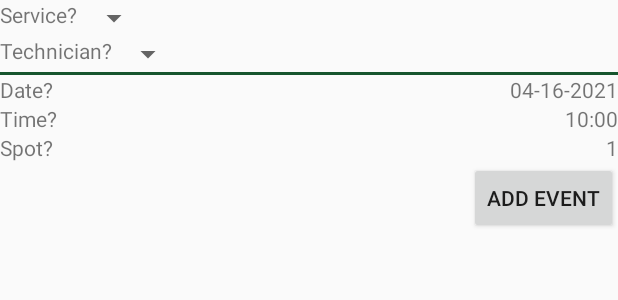
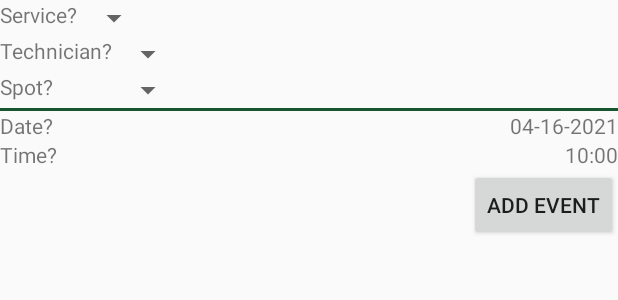
Before and after one commit to McGill-ECSE321-Winter2021/project-group-04, an Android app: the layout content_main.xml on its own in the app's theme, with its tools: preview values and no code run, on a phone screen of 412 x 824 dp. Shown: the top 300 px of the screen. Run offline under Robolectric (Android 15) with nearby library versions, the phone set to English and light mode, and no system bars.

Commit message:
got the spinner for spot

```diff
--- a/Project-Group-04-Android/app/src/main/AndroidManifest.xml
+++ b/Project-Group-04-Android/app/src/main/AndroidManifest.xml
@@ -10,7 +10,7 @@
         android:supportsRtl="true"
         android:theme="@style/AppTheme">
         <activity
-            android:name=".EmergencyService"
+            android:name=".MainActivity"
             android:label="@string/app_name"
             android:theme="@style/AppTheme.NoActionBar">
             <intent-filter>
--- a/Project-Group-04-Android/app/src/main/res/layout/content_main.xml
+++ b/Project-Group-04-Android/app/src/main/res/layout/content_main.xml
@@ -70,6 +70,26 @@
                         android:layout_margin="0dp"/>
 
                 </LinearLayout>
+                <LinearLayout
+                    android:orientation="horizontal"
+                    android:layout_height="wrap_content"
+                    android:layout_width="match_parent">
+
+                    <TextView
+                        android:layout_height="wrap_content"
+                        android:layout_width="wrap_content"
+                        android:text="@string/spotspinner_label"/>
+
+                    <Spinner
+                        android:id="@+id/spotspinner"
+                        android:layout_width="match_parent"
+                        android:layout_height="wrap_content"
+                        android:hint="Garage spot"
+                        android:layout_gravity="end"
+                        android:prompt="@string/spot_prompt"
+                        android:layout_margin="0dp"/>
+
+                </LinearLayout>
 
             </LinearLayout>
         </LinearLayout>
@@ -130,25 +150,7 @@
                     android:text="@string/starttime_first" />
             </LinearLayout>
 
-            <LinearLayout
-                android:layout_width="match_parent"
-                android:layout_height="wrap_content"
-                android:orientation="horizontal">
 
-                <TextView
-                    android:layout_width="0dp"
-                    android:layout_height="wrap_content"
-                    android:layout_weight="1"
-                    android:text="@string/spot_label" />
-
-                <TextView
-                    android:id="@+id/endtime"
-                    android:layout_width="wrap_content"
-                    android:layout_height="wrap_content"
-                    android:layout_gravity="end"
-                    android:onClick="showTimePickerDialog"
-                    android:text="@string/spot_first" />
-            </LinearLayout>
 
             <Button
                 android:layout_width="wrap_content"
```
Also changed, not shown: Project-Group-04-Android/app/src/main/java/ca/mcgill/ecse321/projectgroup04/MainActivity.java (+9 -3 lines), Project-Group-04-Android/app/src/main/res/values/strings.xml (+8 -1 lines), 1 other file.
